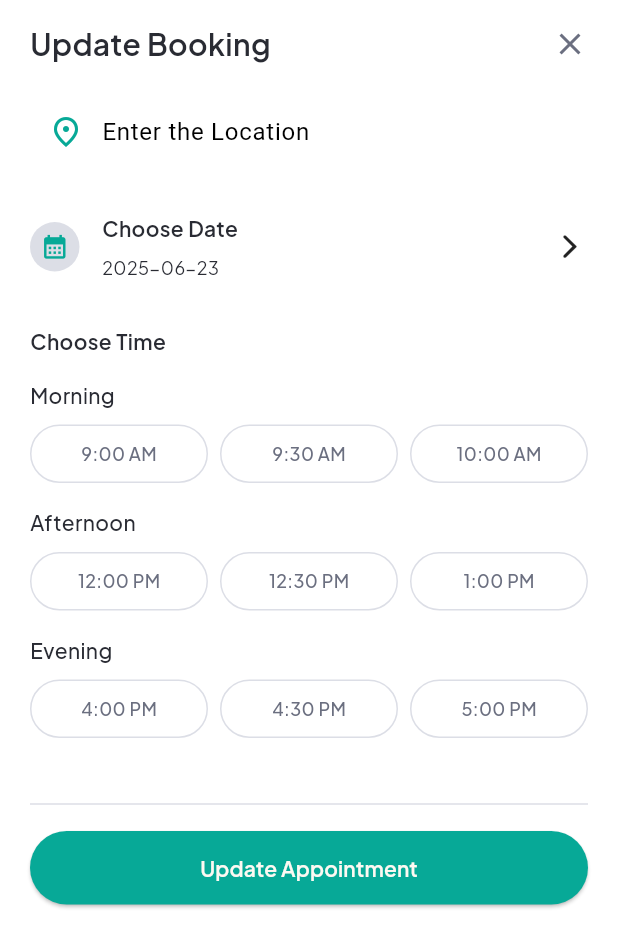
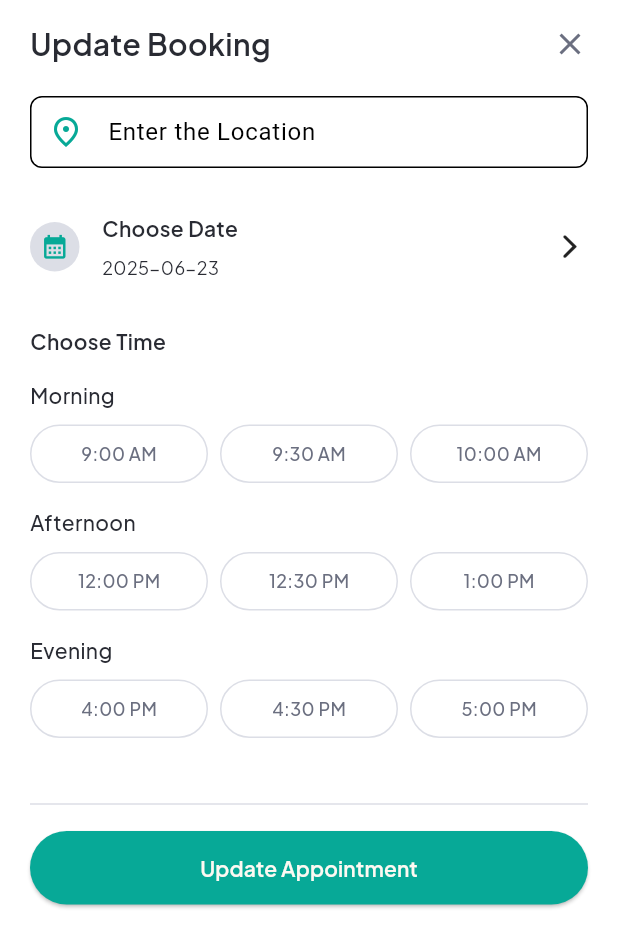
Before and after one commit to Qasim-afzaal/health_care-solution, a Flutter app: the UpdateBookingBottomSheet widget shown alone on an empty page, opened directly, on a phone screen of 412 x 824 dp. Shown: the top 947 px of the screen. Run offline on Flutter 3.47's test engine with Material 3 defaults, Android fonts, the light colour scheme and no system bars; our stand-ins replace cached_network_image, cookie_jar, country_code_picker, device_info_plus, dio, dio_cookie_manager and 18 more; missing offline and left inert: country_picker_pro, photo_manager, wechat_assets_picker; accounts and stored records are empty; network calls fail.

Commit message:
Add update bottom sheet

```diff
--- a/lib/core/components/update_booking.dart
+++ b/lib/core/components/update_booking.dart
@@ -1,12 +1,10 @@
 import 'dart:io';
 
 import 'package:flutter/cupertino.dart';
-import 'package:flutter/material.dart';
 
-import 'package:get/get.dart';
 import 'package:google_fonts/google_fonts.dart';
-import 'package:google_places_flutter/google_places_flutter.dart';
 
+import 'package:veritey/core/components/custom_textfield.dart';
 import 'package:veritey/core/constants/app_colors.dart';
 import 'package:veritey/core/constants/imports.dart';
 import 'package:veritey/pages/schedule/schedule_page_controller.dart';
@@ -56,7 +54,7 @@ class _UpdateBookingBottomSheetState extends State<UpdateBookingBottomSheet> {
     return GestureDetector(
       onTap: () => FocusManager.instance.primaryFocus?.unfocus(),
       child: SizedBox(
-        height: screenHeight * 0.78,
+        height: screenHeight * 0.77,
         child: SingleChildScrollView(
           child: Form(
             key: _formKey,
@@ -87,38 +85,13 @@ class _UpdateBookingBottomSheetState extends State<UpdateBookingBottomSheet> {
                     ],
                   ),
                   const SizedBox(height: 20),
-                  TextFormField(
+                  CustomGooglePlaceField(
                     controller: controller,
-                    decoration: InputDecoration(
-                      hintText: 'Enter the Location',
-                      prefixIcon: const Padding(
-                        padding: EdgeInsets.only(left: 12.0, right: 8.0),
-                        child: Icon(Icons.place_outlined,
-                            color: AppColors.primary),
-                      ),
-                      prefixIconConstraints: const BoxConstraints(
-                        minWidth: 40,
-                        minHeight: 40,
-                      ),
-                      border: OutlineInputBorder(
-                        borderRadius: BorderRadius.circular(20.0),
-                        borderSide: BorderSide.none,
-                      ),
-                      enabledBorder: OutlineInputBorder(
-                        borderRadius: BorderRadius.circular(12.0),
-                        borderSide: BorderSide.none,
-                      ),
-                      focusedBorder: OutlineInputBorder(
-                        borderRadius: BorderRadius.circular(12.0),
-                        borderSide: BorderSide.none,
-                      ),
-                      contentPadding: const EdgeInsets.symmetric(
-                        vertical: 12.0,
-                        horizontal: 16.0,
-                      ),
-                    ),
-                    onChanged: (value) {
-                      solutionCareController.selectedLocation.value = value;
+                    apiKey: Platform.isAndroid
+                        ? "AIzaSyCmvyvZVBBPKogOY7d2U33oGjgvXhjrcPA"
+                        : "AIzaSyCmvyvZVBBPKogOY7d2U33oGjgvXhjrcPA",
+                    onLocationSelected: (location) {
+                      solutionCareController.selectedLocation.value = location;
                     },
                   ),
                   const SizedBox(height: 30),
@@ -188,7 +161,6 @@ class _UpdateBookingBottomSheetState extends State<UpdateBookingBottomSheet> {
                     onPressed: () {
                       final location = controller.text;
                       final time = selectedTime;
-                      final date = selectedDate;
 
                       if (location.isEmpty) {
                         Get.snackbar('Error', 'Please select a location',
```
